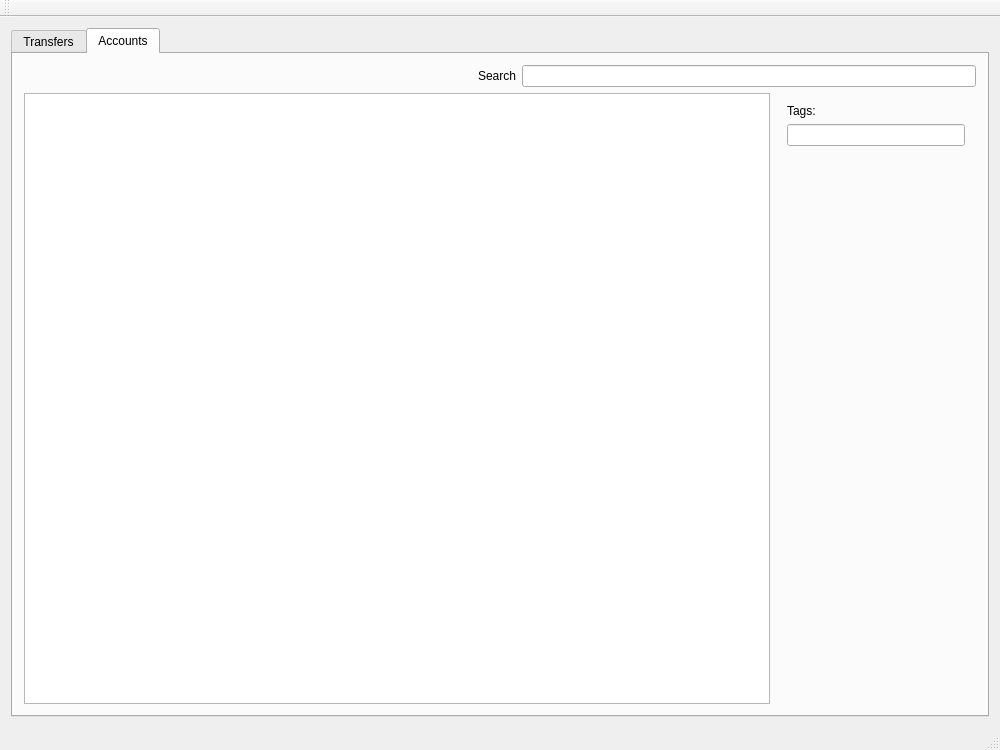
First picture: the form in ui/mainwindow.ui, repository Marvin182/Moneyphant, before the edit.
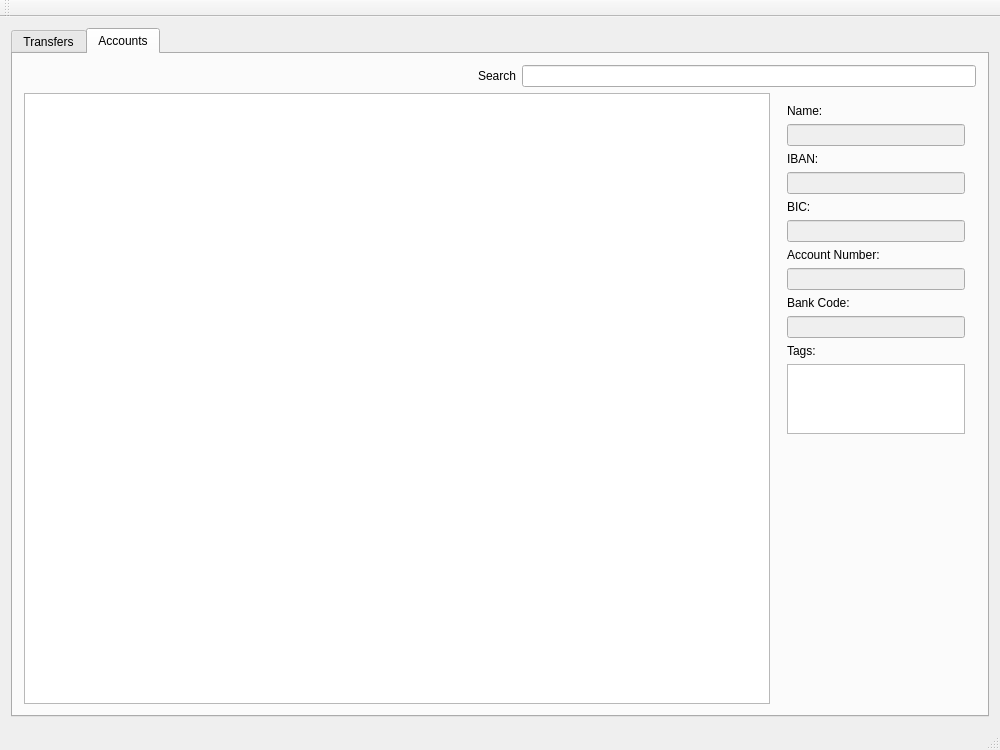
Second picture: the form after the edit. Custom widgets are drawn as their Qt base class.

Commit message: Improve account tags

What changed in the file:
```diff
--- a/ui/mainwindow.ui
+++ b/ui/mainwindow.ui
@@ -83,25 +83,103 @@
             </property>
             <layout class="QVBoxLayout" name="verticalLayout_4">
              <item>
-              <widget class="QLabel" name="accountTagsLabel">
+              <widget class="QLabel" name="accountNameL">
+               <property name="text">
+                <string>Name:</string>
+               </property>
+              </widget>
+             </item>
+             <item>
+              <widget class="QLineEdit" name="accountName">
+               <property name="enabled">
+                <bool>false</bool>
+               </property>
+              </widget>
+             </item>
+             <item>
+              <widget class="QLabel" name="label">
+               <property name="text">
+                <string>IBAN:</string>
+               </property>
+              </widget>
+             </item>
+             <item>
+              <widget class="QLineEdit" name="accountIban">
+               <property name="enabled">
+                <bool>false</bool>
+               </property>
+              </widget>
+             </item>
+             <item>
+              <widget class="QLabel" name="label_2">
+               <property name="text">
+                <string>BIC:</string>
+               </property>
+              </widget>
+             </item>
+             <item>
+              <widget class="QLineEdit" name="accountBic">
+               <property name="enabled">
+                <bool>false</bool>
+               </property>
+              </widget>
+             </item>
+             <item>
+              <widget class="QLabel" name="label_3">
+               <property name="text">
+                <string>Account Number:</string>
+               </property>
+              </widget>
+             </item>
+             <item>
+              <widget class="QLineEdit" name="accountAccountNumber">
+               <property name="enabled">
+                <bool>false</bool>
+               </property>
+              </widget>
+             </item>
+             <item>
+              <widget class="QLabel" name="label_4">
+               <property name="text">
+                <string>Bank Code:</string>
+               </property>
+              </widget>
+             </item>
+             <item>
+              <widget class="QLineEdit" name="accountBankCode">
+               <property name="enabled">
+                <bool>false</bool>
+               </property>
+               <property name="readOnly">
+                <bool>false</bool>
+               </property>
+              </widget>
+             </item>
+             <item>
+              <widget class="QLabel" name="accountTagsL">
                <property name="text">
                 <string>Tags:</string>
                </property>
               </widget>
              </item>
              <item>
-              <widget class="QLineEdit" name="addAccountTag">
-               <property name="maximumSize">
-                <size>
-                 <width>16777215</width>
-                 <height>16777215</height>
-                </size>
+              <widget class="TagEdit" name="accountTags">
+               <property name="focusPolicy">
+                <enum>Qt::StrongFocus</enum>
+               </property>
+               <property name="tabChangesFocus">
+                <bool>true</bool>
+               </property>
+               <property name="backgroundVisible">
+                <bool>false</bool>
                </property>
               </widget>
              </item>
              <item>
-              <widget class="QWidget" name="accountTags" native="true">
-               <layout class="QVBoxLayout" name="verticalLayout_3"/>
+              <widget class="QLabel" name="moreAccountTags">
+               <property name="text">
+                <string/>
+               </property>
               </widget>
              </item>
              <item>
@@ -149,6 +227,19 @@
   <widget class="QStatusBar" name="statusBar"/>
  </widget>
  <layoutdefault spacing="6" margin="11"/>
+ <customwidgets>
+  <customwidget>
+   <class>TagEdit</class>
+   <extends>QPlainTextEdit</extends>
+   <header>src/TagEdit.h</header>
+  </customwidget>
+ </customwidgets>
+ <tabstops>
+  <tabstop>accountSearch</tabstop>
+  <tabstop>accountName</tabstop>
+  <tabstop>tabWidget</tabstop>
+  <tabstop>transferTable</tabstop>
+ </tabstops>
  <resources/>
  <connections/>
 </ui>
```
Left out of the diff: 8 changed lines with no effect on the pictures. The commit also changes 22 other files.
